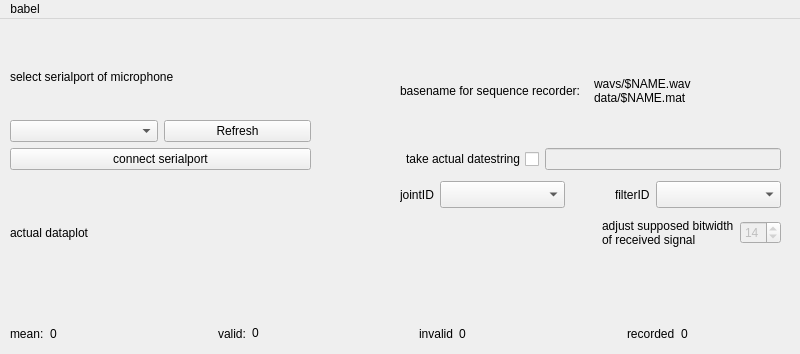
marvin2k/guibabel, file gui.ui: the form before one commit; both pictures show x 0 to 800 and y 0 to 354 of the 800 by 800 pixel window.
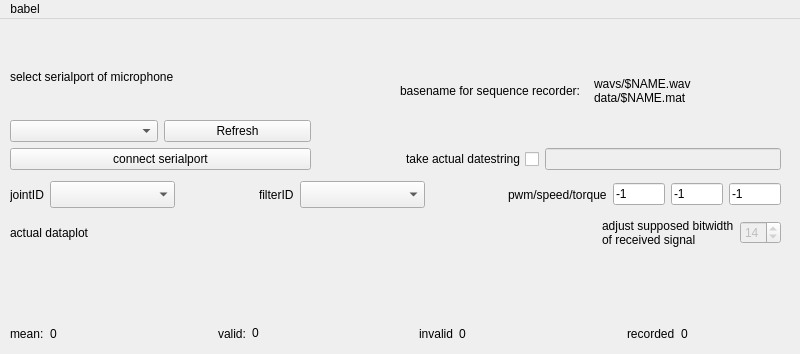
The form after the commit. Custom widgets are drawn as their Qt base class.

Commit message: [guibabel] log um timestring, pwm torque und speed erweitert -- alles nur in der gui erreichtbar

What changed in the file:
```diff
--- a/gui.ui
+++ b/gui.ui
@@ -506,9 +506,9 @@
    <widget class="QWidget" name="horizontalLayoutWidget">
     <property name="geometry">
      <rect>
-      <x>400</x>
+      <x>10</x>
       <y>160</y>
-      <width>381</width>
+      <width>771</width>
       <height>31</height>
      </rect>
     </property>
@@ -587,6 +587,83 @@
        </property>
       </widget>
      </item>
+     <item>
+      <spacer name="horizontalSpacer_8">
+       <property name="orientation">
+        <enum>Qt::Horizontal</enum>
+       </property>
+       <property name="sizeHint" stdset="0">
+        <size>
+         <width>40</width>
+         <height>20</height>
+        </size>
+       </property>
+      </spacer>
+     </item>
+     <item>
+      <widget class="QLabel" name="label_12">
+       <property name="text">
+        <string>pwm/speed/torque</string>
+       </property>
+      </widget>
+     </item>
+     <item>
+      <widget class="QLineEdit" name="le_pwm">
+       <property name="sizePolicy">
+        <sizepolicy hsizetype="Fixed" vsizetype="Fixed">
+         <horstretch>0</horstretch>
+         <verstretch>100</verstretch>
+        </sizepolicy>
+       </property>
+       <property name="maximumSize">
+        <size>
+         <width>52</width>
+         <height>16777215</height>
+        </size>
+       </property>
+       <property name="text">
+        <string>-1</string>
+       </property>
+      </widget>
+     </item>
+     <item>
+      <widget class="QLineEdit" name="le_speed">
+       <property name="sizePolicy">
+        <sizepolicy hsizetype="Fixed" vsizetype="Fixed">
+         <horstretch>0</horstretch>
+         <verstretch>100</verstretch>
+        </sizepolicy>
+       </property>
+       <property name="maximumSize">
+        <size>
+         <width>52</width>
+         <height>16777215</height>
+        </size>
+       </property>
+       <property name="text">
+        <string>-1</string>
+       </property>
+      </widget>
+     </item>
+     <item>
+      <widget class="QLineEdit" name="le_torque">
+       <property name="sizePolicy">
+        <sizepolicy hsizetype="Fixed" vsizetype="Fixed">
+         <horstretch>0</horstretch>
+         <verstretch>100</verstretch>
+        </sizepolicy>
+       </property>
+       <property name="maximumSize">
+        <size>
+         <width>52</width>
+         <height>16777215</height>
+        </size>
+       </property>
+       <property name="text">
+        <string>-1</string>
+       </property>
+      </widget>
+     </item>
     </layout>
    </widget>
   </widget>
```
The commit also changes 4 other files.
